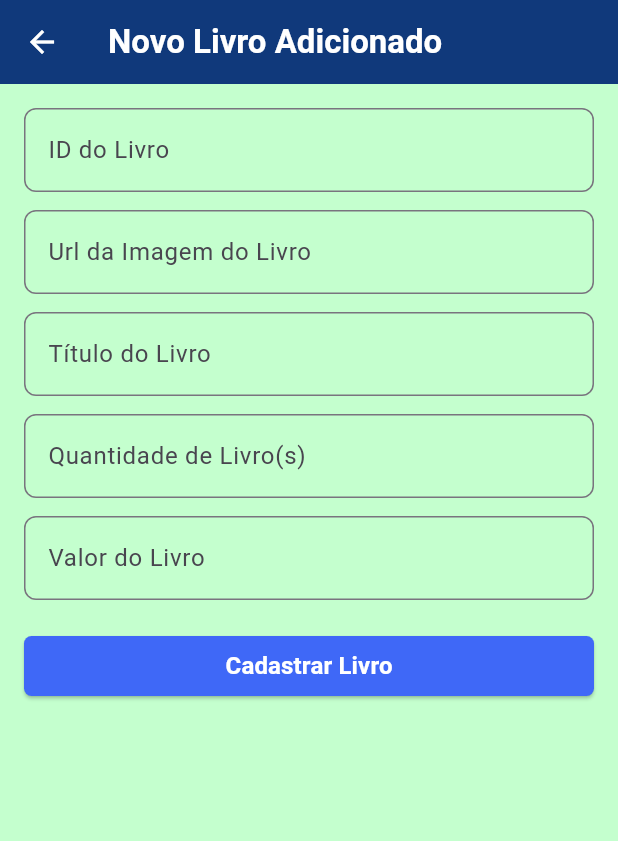
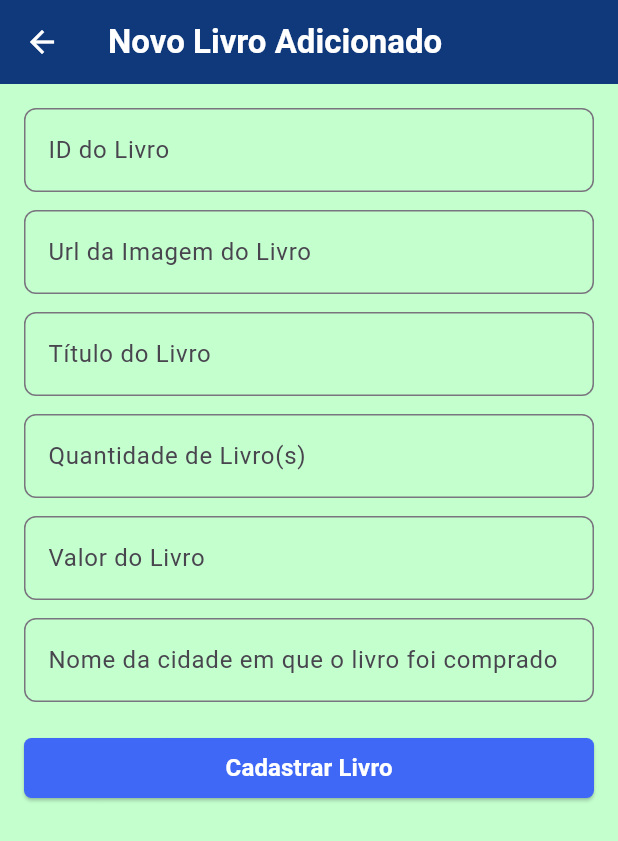
Before and after one commit to mgrazibs/Bukibuki, a Flutter app: the RegisterPackage screen opened directly, on a phone screen of 412 x 824 dp. Shown: the top 841 px of the screen. Run offline on Flutter 3.47's test engine with Material 3 defaults, Android fonts, the phone set to English and light mode, and no system bars; our stand-ins replace geocoding, google_fonts, google_maps_flutter, sqflite; accounts and stored records are empty.

```diff
--- a/lib/Domain/domain.dart
+++ b/lib/Domain/domain.dart
@@ -4,6 +4,7 @@ class CompraLivro {
   late String titulo;
   late int cont;
   late double valor;
+  late String cidade;
 
 
   CompraLivro({
@@ -12,6 +13,7 @@ class CompraLivro {
     required this.cont,
     required this.valor,
     required this.id,
+    required this.cidade
   });
 
 
@@ -21,6 +23,7 @@ class CompraLivro {
     titulo = json['titulo'];
     cont = json['cont'];
     valor= json['valor'];
+    cidade = json['cidade'];
   }
 
   Map<String, dynamic> toJson() {
@@ -31,6 +34,7 @@ class CompraLivro {
     json['urlmage'] = urlImage;
     json['cont'] = cont;
     json['valor'] = valor;
+    json['cidade'] = cidade;
 
     return json;
   }
--- a/lib/Pages/register_package.dart
+++ b/lib/Pages/register_package.dart
@@ -16,6 +16,7 @@ class _RegisterPackageState extends State<RegisterPackage> {
   TextEditingController tituloController = TextEditingController();
   TextEditingController contController = TextEditingController();
   TextEditingController valorController = TextEditingController();
+  TextEditingController cidadeController = TextEditingController();
 
   @override
   Widget build(BuildContext context) {
@@ -52,6 +53,10 @@ class _RegisterPackageState extends State<RegisterPackage> {
           buildTextFormField(
             controller: valorController,
             text: 'Valor do Livro',
+          ),
+          buildTextFormField(
+            controller: cidadeController,
+            text: 'Nome da cidade em que o livro foi comprado',
           ),
           const SizedBox(height: 8),
           ElevatedButton(
@@ -142,6 +147,7 @@ class _RegisterPackageState extends State<RegisterPackage> {
     String titulo = tituloController.text;
     int cont = int.parse(contController.text);
     double valor = double.parse(valorController.text);
+    String cidade = cidadeController;
 
     CompraLivro compralivro = CompraLivro(
       id: 0,
--- a/lib/bd/db_helper.dart
+++ b/lib/bd/db_helper.dart
@@ -18,19 +18,19 @@ class DBHelper {
 
   FutureOr<void> onCreate(Database db, int version) async {
     String sql =
-        'CREATE TABLE PACOTE (id INTEGER PRIMARY KEY AUTOINCREMENT, urlImage varchar(100), titulo varchar(100), cont varchar(100), valor varchar(100));';
+        'CREATE TABLE PACOTE (id INTEGER PRIMARY KEY AUTOINCREMENT, urlImage varchar(100), titulo varchar(100), cont varchar(100), valor varchar(100), cidade varchar(100));';
     await db.execute(sql);
 
     sql =
-    "INSERT INTO PACOTE (id, urlImage, titulo, cont, valor) VALUES (1, 'https://m.media-amazon.com/images/I/81PQNhm2shL._AC_UF1000,1000_QL80_.jpg', 'MYSTICAL', 1, 220.90);";
+    "INSERT INTO PACOTE (id, urlImage, titulo, cont, valor, cidade) VALUES (1, 'https://m.media-amazon.com/images/I/81PQNhm2shL._AC_UF1000,1000_QL80_.jpg', 'MYSTICAL', 1, 220.90, 'Paraíba');";
     await db.execute(sql);
 
     sql =
-    "INSERT INTO PACOTE (id, urlImage, titulo, cont, valor) VALUES (2, 'https://m.media-amazon.com/images/I/91N9kjbqxWS._AC_UF1000,1000_QL80_.jpg', 'O REI PERVERSO', 1, 30);";
+    "INSERT INTO PACOTE (id, urlImage, titulo, cont, valor, cidade) VALUES (2, 'https://m.media-amazon.com/images/I/91N9kjbqxWS._AC_UF1000,1000_QL80_.jpg', 'O REI PERVERSO', 1, 30, 'Nova York');";
     await db.execute(sql);
 
     sql =
-    "INSERT INTO PACOTE (id, urlImage, titulo, cont, valor) VALUES (3, 'https://m.media-amazon.com/images/I/815Xccj7IRL._AC_UF1000,1000_QL80_.jpg', 'O REINO SECRETO', 1, 10);";
+    "INSERT INTO PACOTE (id, urlImage, titulo, cont, valor, cidade) VALUES (3, 'https://m.media-amazon.com/images/I/815Xccj7IRL._AC_UF1000,1000_QL80_.jpg', 'O REINO SECRETO', 1, 10, 'Londres');";
     await db.execute(sql);
   }
 }
--- a/lib/bd/pacote_dao.dart
+++ b/lib/bd/pacote_dao.dart
@@ -8,7 +8,7 @@ class PacoteDao {
     database.insert('PACOTE', compralivro.toJson());
   }
 
-  listarPacotes() async {
+  Future<List<CompraLivro>>listarPacotes() async {
     Database database = await DBHelper().initDB();
 
     String sql = 'SELECT * FROM PACOTE;';
--- a/lib/main.dart
+++ b/lib/main.dart
@@ -1,6 +1,5 @@
 import 'package:myapp/Pages/TelaCarrinho.dart';
 import 'package:flutter/material.dart';
-
 
 void main() {
  runApp(
--- a/pubspec.yaml
+++ b/pubspec.yaml
@@ -38,6 +38,9 @@ dependencies:
 google_fonts:
 
 sqflite:
+
+  google_maps_flutter:
+    geocoding:
 
 dev_dependencies:
   flutter_test:
```
Also changed, not shown: lib/Pages/TelaCarrinho.dart (+33 -0 lines), lib/Pages/map_page.dart (added, +36 -0 lines), 4 other files.
